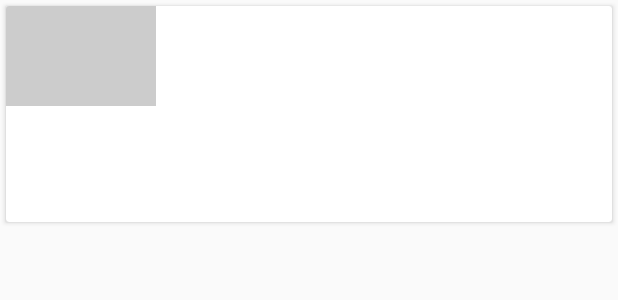
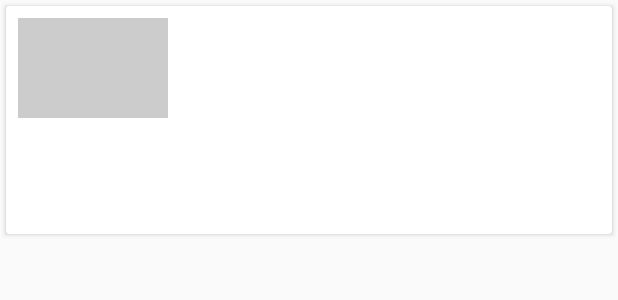
Before and after one commit to shaheenkdr/xyzreader, an Android app: the layout list_item_article.xml on its own in the app's theme, with its tools: preview values and no code run, on a phone screen of 412 x 824 dp. Shown: the top 300 px of the screen. Run offline under Robolectric (Android 15) with nearby library versions, the phone set to English and light mode, and no system bars.

Commit message:
Added new fonts

```diff
--- a/XYZReader/src/main/java/com/example/xyzreader/ui/ArticleDetailFragment.java
+++ b/XYZReader/src/main/java/com/example/xyzreader/ui/ArticleDetailFragment.java
@@ -12,6 +12,7 @@ import android.graphics.Typeface;
 import android.graphics.drawable.ColorDrawable;
 import android.os.Bundle;
 import android.support.v4.app.ShareCompat;
+import android.support.v4.content.ContextCompat;
 import android.support.v7.graphics.Palette;
 import android.text.Html;
 import android.text.format.DateUtils;
@@ -179,10 +180,13 @@ public class ArticleDetailFragment extends Fragment implements
         }
 
         TextView titleView = (TextView) mRootView.findViewById(R.id.article_title);
+        Typeface face= Typeface.createFromAsset(getActivity().getAssets(), "Roboto-Bold.ttf");
+        titleView.setTypeface(face);
         TextView bylineView = (TextView) mRootView.findViewById(R.id.article_byline);
         bylineView.setMovementMethod(new LinkMovementMethod());
         TextView bodyView = (TextView) mRootView.findViewById(R.id.article_body);
-        bodyView.setTypeface(Typeface.createFromAsset(getResources().getAssets(), "Rosario-Regular.ttf"));
+        bodyView.setTypeface(Typeface.createFromAsset(getResources().getAssets(), "Roboto-Regular.ttf"));
+        bodyView.setTextColor(ContextCompat.getColor(getActivity(), R.color.secondary_text));
 
         if (mCursor != null) {
             mRootView.setAlpha(0);
--- a/XYZReader/src/main/java/com/example/xyzreader/ui/ArticleListActivity.java
+++ b/XYZReader/src/main/java/com/example/xyzreader/ui/ArticleListActivity.java
@@ -150,7 +150,7 @@ public class ArticleListActivity extends AppCompatActivity implements
         @Override
         public void onBindViewHolder(ViewHolder holder, int position) {
             mCursor.moveToPosition(position);
-            Typeface face= Typeface.createFromAsset(getAssets(), "Roboto-Bold.ttf");
+            Typeface face= Typeface.createFromAsset(getAssets(), "Roboto-Medium.ttf");
             holder.titleView.setTypeface(face);
             holder.titleView.setTextColor(ContextCompat.getColor(getApplicationContext(), R.color.primary_text));
             holder.titleView.setText(mCursor.getString(ArticleLoader.Query.TITLE));
--- a/XYZReader/src/main/res/layout/fragment_article_detail.xml
+++ b/XYZReader/src/main/res/layout/fragment_article_detail.xml
@@ -63,9 +63,7 @@
                         android:layout_width="match_parent"
                         android:layout_height="wrap_content"
                         android:paddingBottom="@dimen/detail_metabar_title_bottom_padding"
-                        android:fontFamily="sans-serif-condensed"
                         android:textColor="#fff"
-                        android:textStyle="bold"
                         android:textSize="@dimen/detail_title_text_size"
                         android:lineSpacingMultiplier="0.9" />
 
--- a/XYZReader/src/main/res/layout/list_item_article.xml
+++ b/XYZReader/src/main/res/layout/list_item_article.xml
@@ -18,6 +18,8 @@
         <!--suppress AndroidLintContentDescription -->
         <com.example.xyzreader.ui.DynamicHeightNetworkImageView
             android:id="@+id/thumbnail"
+            android:layout_marginStart="8dp"
+            android:layout_marginTop="8dp"
             android:layout_width="100dp"
             android:layout_height="100dp"
             android:background="@color/photo_placeholder" />
@@ -27,11 +29,10 @@
             style="@style/TextAppearance.AppCompat.Subhead"
             android:layout_width="match_parent"
             android:layout_height="wrap_content"
-            android:paddingLeft="16dp"
+            android:paddingLeft="8dp"
             android:paddingTop="16dp"
             android:paddingRight="16dp"
             android:paddingBottom="4dp"
-            android:textColor="@color/ltgray"
             android:ellipsize="end"
             android:maxLines="4" />
 
@@ -40,12 +41,10 @@
             style="@style/TextAppearance.AppCompat.Body1"
             android:layout_width="match_parent"
             android:layout_height="wrap_content"
-            android:paddingLeft="16dp"
+            android:paddingLeft="8dp"
             android:paddingRight="16dp"
             android:paddingBottom="16dp"
-            android:textColor="#6000"
             android:maxLines="1"
-            android:singleLine="true"
             android:ellipsize="end" />
     </LinearLayout>
 
```
Also changed, not shown: 13 other files.
